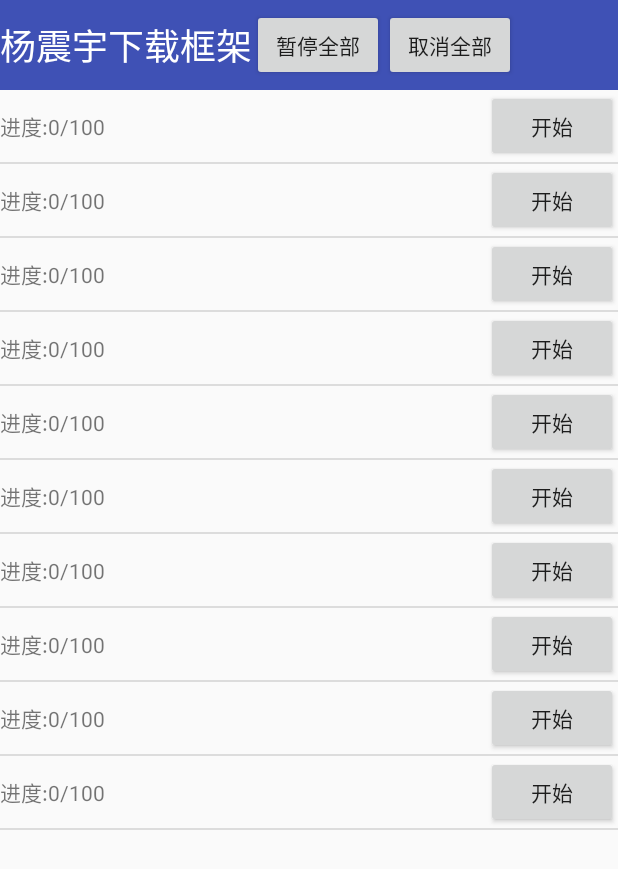
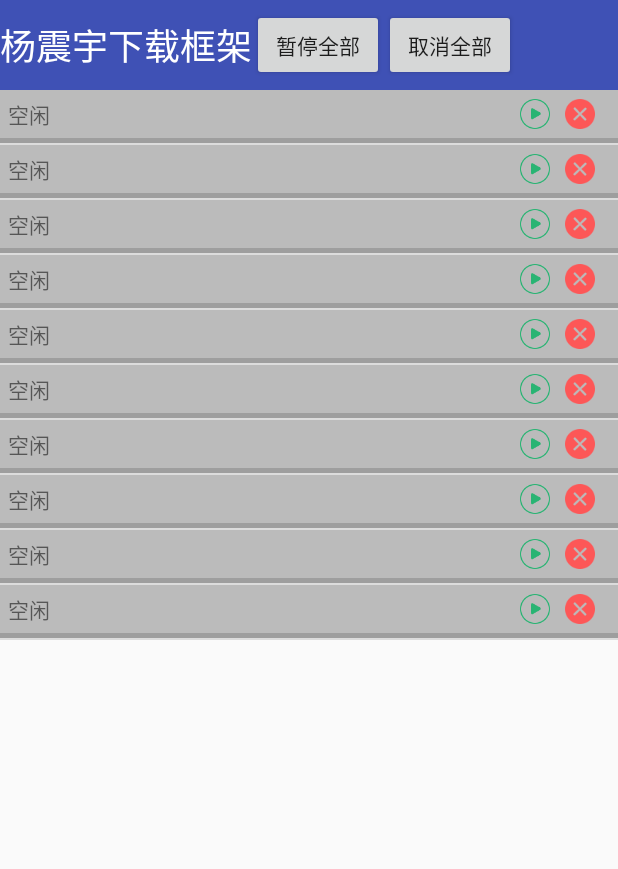
Before and after one commit to yzytmac/YzyDownloadFrame, an Android app: the screen it shows after launch (MainActivity), on a phone screen of 412 x 824 dp. Shown: the top 869 px of the screen. Run offline under Robolectric (Android 15) with nearby library versions, the phone set to English and light mode, and no system bars.

Commit message:
更改整个显示解构

```diff
--- a/app/src/main/java/com/example/yzy/yzydownloadframe/MainActivity.java
+++ b/app/src/main/java/com/example/yzy/yzydownloadframe/MainActivity.java
@@ -92,7 +92,7 @@ public class MainActivity extends AppCompatActivity {
     }
 
 
-    public void onBtClick(DownLoadEntity pEntity) {
+    public void onStartIvClick(DownLoadEntity pEntity) {
         switch (pEntity.status) {
             case idle:
                 mDownLoadManager.add(pEntity);
@@ -111,4 +111,8 @@ public class MainActivity extends AppCompatActivity {
             default:
         }
     }
+
+    public void onCancleIvClick(DownLoadEntity pEntity) {
+
+    }
 }
--- a/app/src/main/java/com/example/yzy/yzydownloadframe/MyAdapter.java
+++ b/app/src/main/java/com/example/yzy/yzydownloadframe/MyAdapter.java
@@ -1,11 +1,10 @@
 package com.example.yzy.yzydownloadframe;
 
-import android.content.Context;
-import android.text.Layout;
 import android.view.View;
 import android.view.ViewGroup;
 import android.widget.BaseAdapter;
-import android.widget.Button;
+import android.widget.ImageView;
+import android.widget.ProgressBar;
 import android.widget.TextView;
 
 import com.example.yzydownloads.DownLoadEntity;
@@ -26,7 +25,7 @@ public class MyAdapter extends BaseAdapter {
         mActivity = context;
     }
 
-    public void setData(List<DownLoadEntity> pDatas){
+    public void setData(List<DownLoadEntity> pDatas) {
         mDatas = pDatas;
         this.notifyDataSetChanged();
     }
@@ -49,32 +48,46 @@ public class MyAdapter extends BaseAdapter {
     @Override
     public View getView(int position, View pView, ViewGroup pViewGroup) {
         ViewHolder vHolder;
-        if(pView == null) {
+        if (pView == null) {
             pView = View.inflate(mActivity, R.layout.listview_item, null);
-            TextView tv = pView.findViewById(R.id.item_tv);
-            Button bt = pView.findViewById(R.id.item_bt);
-            vHolder = new ViewHolder(tv,bt);
+            TextView tv = pView.findViewById(R.id.id_status_tv);
+            ImageView ivStart = pView.findViewById(R.id.id_start_icon);
+            ImageView ivCancle = pView.findViewById(R.id.id_cancle_icon);
+            ProgressBar bar = pView.findViewById(R.id.id_progress_bar);
+            vHolder = new ViewHolder(tv, ivStart, ivCancle,bar);
             pView.setTag(vHolder);
         }
         vHolder = (ViewHolder) pView.getTag();
         final DownLoadEntity vEntity = mDatas.get(position);
-        vHolder.bt.setOnClickListener(new View.OnClickListener() {
+        vHolder.stratIv.setOnClickListener(new View.OnClickListener() {
             @Override
             public void onClick(View pView) {
-                mActivity.onBtClick(vEntity);
+                mActivity.onStartIvClick(vEntity);
             }
         });
-        vHolder.tv.setText("进度:"+vEntity.currentLength+"/"+ vEntity.totalLength);
-        if(vEntity.status == DownLoadEntity.DownLoadStatus.idle) {
-            vHolder.bt.setText("开始");
-        }else if(vEntity.status == DownLoadEntity.DownLoadStatus.downloading) {
-            vHolder.bt.setText("暂停");
-        }else if(vEntity.status == DownLoadEntity.DownLoadStatus.pause) {
-            vHolder.bt.setText("恢复");
-        }else if(vEntity.status == DownLoadEntity.DownLoadStatus.waiting) {
-            vHolder.bt.setText("等待");
-        }else if(vEntity.status == DownLoadEntity.DownLoadStatus.complete) {
-            vHolder.bt.setText("完成");
+        vHolder.cancleIv.setOnClickListener(new View.OnClickListener() {
+            @Override
+            public void onClick(View pView) {
+                mActivity.onCancleIvClick(vEntity);
+            }
+        });
+        vHolder.progressBar.setProgress(vEntity.currentLength);
+        vHolder.tv.setText("进度:" + vEntity.currentLength + "/" + vEntity.totalLength);
+        if (vEntity.status == DownLoadEntity.DownLoadStatus.idle) {
+            vHolder.stratIv.setImageResource(R.mipmap.start_icon);
+            vHolder.tv.setText("空闲");
+        } else if (vEntity.status == DownLoadEntity.DownLoadStatus.downloading) {
+            vHolder.stratIv.setImageResource(R.mipmap.pause_icon);
+            vHolder.tv.setText("下载中");
+        } else if (vEntity.status == DownLoadEntity.DownLoadStatus.pause) {
+            vHolder.stratIv.setImageResource(R.mipmap.start_icon);
+            vHolder.tv.setText("已暂停");
+        } else if (vEntity.status == DownLoadEntity.DownLoadStatus.waiting) {
+            vHolder.stratIv.setImageResource(R.mipmap.pause_icon);
+            vHolder.tv.setText("等待中");
+        } else if (vEntity.status == DownLoadEntity.DownLoadStatus.complete) {
+            vHolder.stratIv.setImageResource(R.mipmap.complete_icon);
+            vHolder.tv.setText("完成");
         }
 
         return pView;
@@ -82,11 +95,15 @@ public class MyAdapter extends BaseAdapter {
 
 }
 
-class ViewHolder{
+class ViewHolder {
     public TextView tv;
-    public Button bt;
-    public ViewHolder(TextView pTv, Button pBt) {
-        this.tv = pTv;
-        this.bt = pBt;
+    public ImageView stratIv, cancleIv;
+    public ProgressBar progressBar;
+
+    public ViewHolder(TextView pTv, ImageView pStratIv, ImageView pCancleIv, ProgressBar pBar) {
+        tv = pTv;
+        stratIv = pStratIv;
+        cancleIv = pCancleIv;
+        progressBar = pBar;
     }
 }
--- a/app/src/main/res/layout/listview_item.xml
+++ b/app/src/main/res/layout/listview_item.xml
@@ -1,21 +1,49 @@
 <?xml version="1.0" encoding="utf-8"?>
-<RelativeLayout xmlns:android="http://schemas.android.com/apk/res/android"
-              android:orientation="horizontal"
+<LinearLayout xmlns:android="http://schemas.android.com/apk/res/android"
               android:layout_width="match_parent"
-              android:layout_height="wrap_content">
+              android:layout_height="40dp"
+              android:background="#bbb"
+              android:orientation="vertical">
 
-    <TextView
-        android:layout_centerVertical="true"
-        android:text="进度：0"
-        android:id="@+id/item_tv"
-        android:layout_width="wrap_content"
-        android:layout_height="wrap_content"/>
 
-    <Button
-        android:text="下载"
-        android:layout_alignParentRight="true"
-        android:id="@+id/item_bt"
-        android:layout_width="wrap_content"
-        android:layout_height="wrap_content"/>
+    <LinearLayout
+        android:layout_width="match_parent"
+        android:layout_height="wrap_content"
+        android:layout_margin="5dp"
+        android:gravity="center_vertical"
+        android:orientation="horizontal">
 
-</RelativeLayout>
+        <TextView
+            android:id="@+id/id_status_tv"
+            android:layout_width="0dp"
+            android:layout_height="wrap_content"
+            android:layout_centerVertical="true"
+            android:layout_weight="1"
+            android:text="空闲"/>
+
+        <ImageView
+            android:id="@+id/id_start_icon"
+            android:layout_width="20dp"
+            android:layout_height="20dp"
+            android:layout_marginRight="10dp"
+            android:src="@mipmap/start_icon"/>
+
+        <ImageView
+            android:id="@+id/id_cancle_icon"
+            android:layout_width="20dp"
+            android:layout_height="20dp"
+            android:layout_alignParentRight="true"
+            android:layout_marginRight="10dp"
+            android:src="@mipmap/cancle_icon"/>
+    </LinearLayout>
+
+    <ProgressBar
+        android:id="@+id/id_progress_bar"
+        style="@style/Base.Widget.AppCompat.ProgressBar.Horizontal"
+        android:layout_width="match_parent"
+        android:layout_height="3dp"
+        android:layout_alignParentBottom="true"
+        android:max="100"
+        android:progress="0"/>
+
+</LinearLayout>
```
Also changed, not shown: app/src/main/res/mipmap-hdpi/cancle_icon.png (added), app/src/main/res/mipmap-hdpi/complete_icon.png (added), app/src/main/res/mipmap-hdpi/pause_icon.png (added), app/src/main/res/mipmap-hdpi/start_icon.png (added), app/src/main/res/mipmap-xxhdpi/cancle_icon.png (added), app/src/main/res/mipmap-xxhdpi/complete_icon.png (added), app/src/main/res/mipmap-xxhdpi/pause_icon.png (added), app/src/main/res/mipmap-xxhdpi/start_icon.png (added).
